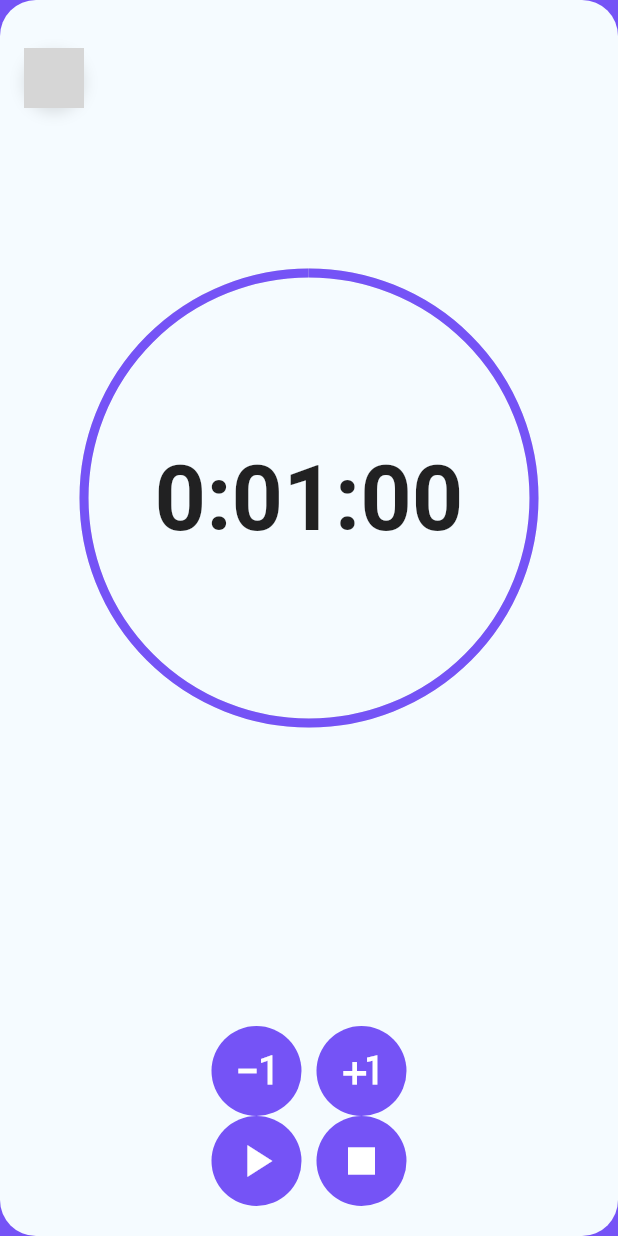
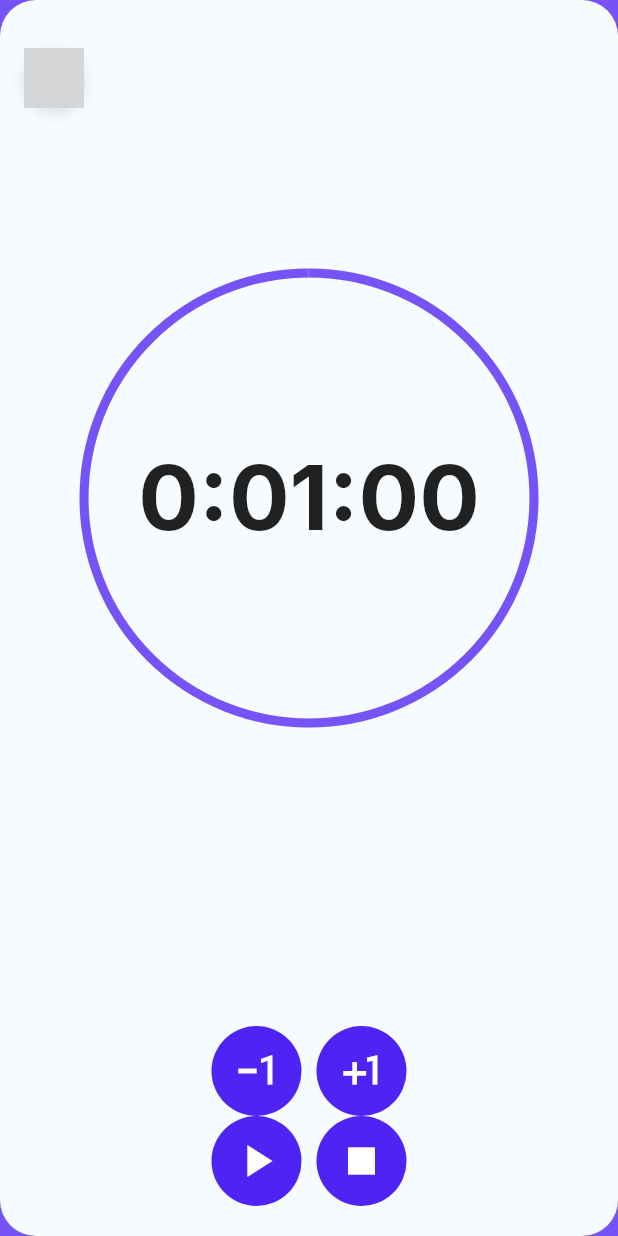
Before and after one commit to xkrystiandutka/GibT, a Flutter app: the screen it shows after launch, on a phone screen of 412 x 824 dp. Run offline on Flutter 3.47's test engine with Material 2 defaults, Android fonts, the phone set to English and light mode, and no system bars; drawn by our look-alikes of rive; missing offline and left inert: dart:ffi, flutter_ringtone_player; Roboto replaces fonts that are missing (Inter); grey boxes are pictures that could not be loaded.

Commit message:
Add theme for the app

```diff
--- a/lib/main.dart
+++ b/lib/main.dart
@@ -1,6 +1,7 @@
 import 'dart:math';
 
 import 'package:flutter/material.dart';
+import 'package:gibt_app/theme/app-theme.dart';
 import 'package:gibt_app/utils/rive-utils.dart';
 import 'package:gibt_app/widgets/entry-point.dart';
 import 'package:rive/rive.dart';
@@ -16,26 +17,11 @@ class MyApp extends StatelessWidget {
 
   @override
   Widget build(BuildContext context) {
-    const primaryColor = Color(0xFF7553F6);
-    final primarySwatch = MaterialColor(primaryColor.value, const {
-      50: primaryColor,
-      100: primaryColor,
-      200: primaryColor,
-      300: primaryColor,
-      400: primaryColor,
-      500: primaryColor,
-      600: primaryColor,
-      700: primaryColor,
-      800: primaryColor,
-      900: primaryColor,
-    });
 
     return MaterialApp(
       debugShowCheckedModeBanner: false,
       title: 'Flutter Countdown app',
-      theme: ThemeData(
-        primarySwatch: primarySwatch,
-      ),
+      theme: AppTheme.define(),
       home: const EntryPoint(),
     );
   }
--- a/lib/theme/app-theme.dart
+++ b/lib/theme/app-theme.dart
@@ -1,5 +1,6 @@
+import 'package:flutter/material.dart';
 
-import 'package:flutter/material.dart';
+import 'colors.dart';
 
 @immutable
 class AppTheme {
@@ -9,8 +10,21 @@ class AppTheme {
 
   static ThemeData define() {
     return ThemeData(
-      fontFamily: "",
-      primaryColor: C
-    )
+        fontFamily: "Inter",
+        primaryColor: const Color(0xFF7553F6),
+        primaryColorDark: const Color(0xFF4E23F3),
+        primaryColorLight: const Color(0xFF53F6C6),
+        primarySwatch: MaterialColor(colors.primaryColor.value, {
+          50: colors.primaryColor,
+          100: colors.primaryColor,
+          200: colors.primaryColor,
+          300: colors.primaryColor,
+          400: colors.primaryColor,
+          500: colors.primaryColor,
+          600: colors.primaryColor,
+          700: colors.primaryColor,
+          800: colors.primaryColor,
+          900: colors.primaryColor,
+        }));
   }
 }
--- a/lib/theme/colors.dart
+++ b/lib/theme/colors.dart
@@ -0,0 +1,9 @@
+import 'package:flutter/material.dart';
+
+@immutable
+class AppColors {
+  final lime = const Color(0xFFD4F653);
+  final primaryColor = const Color(0xFF7553F6);
+
+  const AppColors();
+}
```
